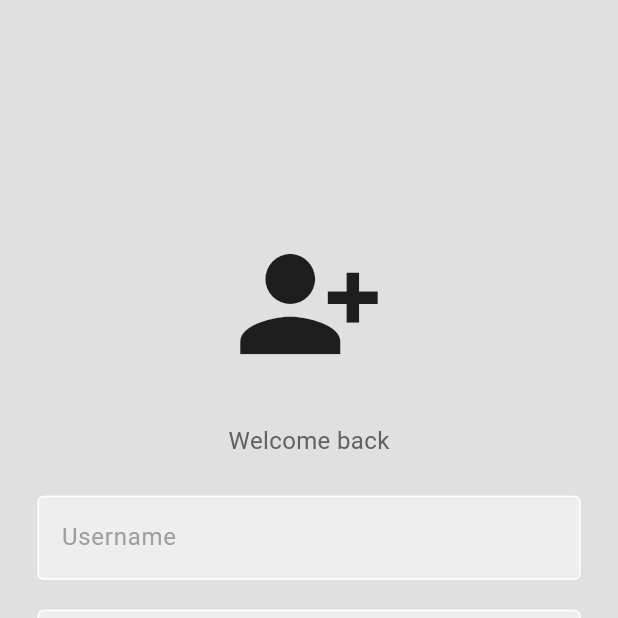
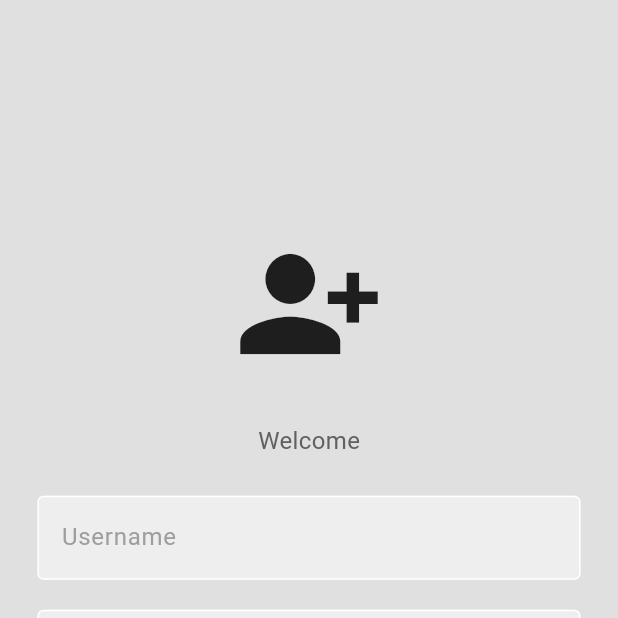
Before and after one commit to plzxz/flutter_game_2048, a Flutter app: the screen it shows after launch, on a phone screen of 412 x 824 dp, the top half of it. Run offline on Flutter 3.47's test engine with Material 3 defaults, Android fonts, the light colour scheme and no system bars; our stand-ins replace shared_preferences; missing offline and left inert: snow_fall_animation.

Commit message:
change comment.

```diff
--- a/lib/pages/signup_page.dart
+++ b/lib/pages/signup_page.dart
@@ -110,9 +110,9 @@ class SignUpPageState extends State<SignUpPage> {
 
                 const SizedBox(height: 30),
 
-                // welcome back, you've been missed!
+                //
                 Text(
-                  'Welcome back',
+                  'Welcome',
                   style: TextStyle(
                     color: Colors.grey[700],
                     fontSize: 16,
```
